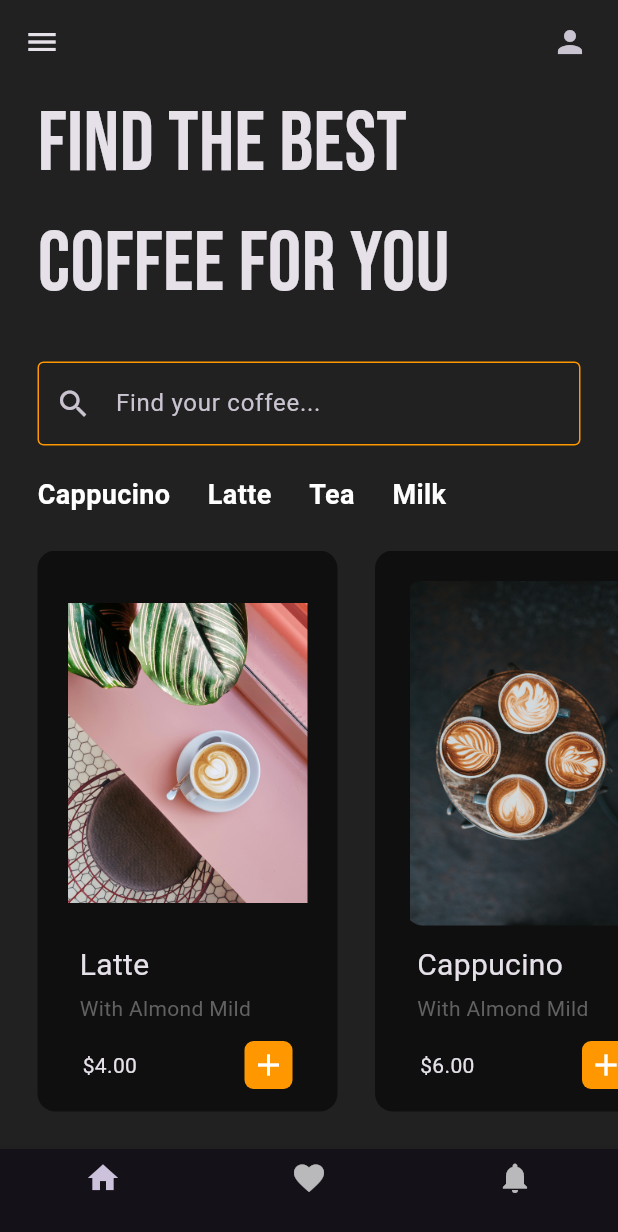
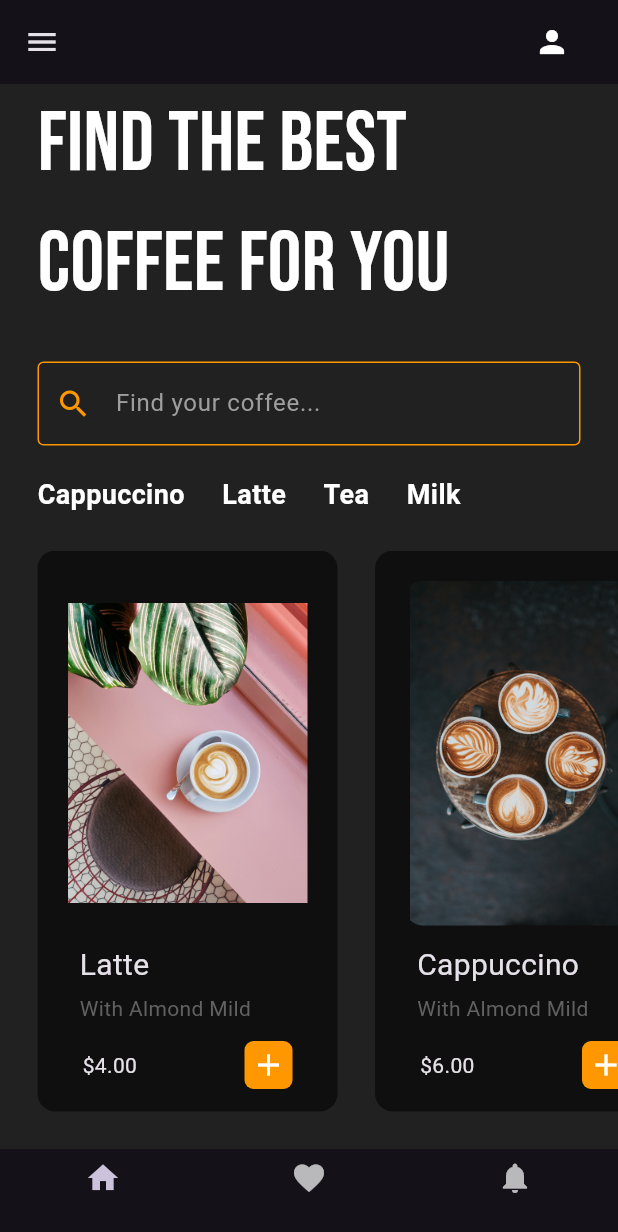
Before and after one commit to bossgghere/mocha-mingle, a Flutter app: the screen it shows after launch, on a phone screen of 412 x 824 dp. Shown: the top 1232 px of the screen. Run offline on Flutter 3.47's test engine with Material 3 defaults, Android fonts, the phone set to English and light mode, and no system bars; our stand-ins replace google_fonts.

Commit message:
aaj ka commit

```diff
--- a/lib/main.dart
+++ b/lib/main.dart
@@ -15,7 +15,9 @@ class MyApp extends StatelessWidget {
       theme: ThemeData(
         brightness: Brightness.dark,
         primarySwatch: Colors.orange,
+
       ),
+
       home: const SplashScreen(),
     );
   }
--- a/lib/pages/home.dart
+++ b/lib/pages/home.dart
@@ -1,6 +1,7 @@
 import 'package:coffee_ui/pages/fav_page.dart';
 import 'package:coffee_ui/pages/home_page.dart';
 import 'package:coffee_ui/pages/notify_page.dart';
+import 'package:coffee_ui/pages/profile.dart';
 import 'package:flutter/material.dart';
 
 class Home extends StatefulWidget {
@@ -28,7 +29,28 @@ class _HomeState extends State<Home> {
   @override
   Widget build(BuildContext context) {
     return Scaffold(
-
+      appBar: AppBar(
+        elevation: 0,
+        backgroundColor: Colors.transparent,
+        leading: const Icon(Icons.menu),
+        actions: [
+          Padding(
+            padding: const EdgeInsets.only(right: 20),
+            child: IconButton(
+              icon: const Icon(Icons.person),
+              onPressed: () {
+                Navigator.push(
+                    context,
+                    MaterialPageRoute(
+                      builder: (context) => Profile(),
+                    ));
+              },
+              color: Colors.white, // Set icon color
+              hoverColor: Colors.orange, // Optional hover color
+            ),
+          ),
+        ],
+      ),
       body: _children[_selectedIndex],
       bottomNavigationBar: BottomNavigationBar(
         currentIndex: _selectedIndex,
--- a/lib/pages/home_page.dart
+++ b/lib/pages/home_page.dart
@@ -1,3 +1,4 @@
+import 'package:coffee_ui/pages/profile.dart';
 import 'package:coffee_ui/util/coffee_tile.dart';
 import 'package:coffee_ui/util/coffee_type.dart';
 import 'package:flutter/material.dart';
@@ -11,15 +12,15 @@ class HomePage extends StatefulWidget {
 }
 
 class _HomePageState extends State<HomePage> {
-  //list of coffee types
+  // List of coffee types
   final List coffeeTypes = [
-    ['Cappucino', false],
+    ['Cappuccino', false],
     ['Latte', false],
     ['Tea', false],
     ['Milk', false],
   ];
 
-  // user tap on coffee types
+  // User tap on coffee types
   void coffeeTypeSelected(int index) {
     setState(() {
       if (coffeeTypes[index][1] == true) {
@@ -38,53 +39,41 @@ class _HomePageState extends State<HomePage> {
   Widget build(BuildContext context) {
     return Scaffold(
       backgroundColor: Colors.grey[900],
-      appBar: AppBar(
-        elevation: 0,
-        backgroundColor: Colors.transparent,
-        leading: Icon(Icons.menu),
-        actions: [
-          Padding(
-            padding: const EdgeInsets.only(right: 20),
-            child: Icon(Icons.person),
-          )
-        ],
-      ),
+
       body: Column(
+        mainAxisSize: MainAxisSize.min, // Make the Column size to its children
         children: [
-          //finding the best coffee for u
+          // Finding the best coffee for you
           Padding(
             padding: const EdgeInsets.symmetric(horizontal: 25),
             child: Text(
               'Find the best coffee for you',
-              style: GoogleFonts.bebasNeue(fontSize: 56),
+              style: GoogleFonts.bebasNeue(fontSize: 56, color: Colors.white),
             ),
           ),
-
-          SizedBox(
-            height: 25,
-          ),
-          //Search bar
+          const SizedBox(height: 25),
+          // Search bar
           Padding(
             padding: const EdgeInsets.symmetric(horizontal: 25),
             child: TextField(
-
               decoration: InputDecoration(
-                  prefixIcon: Icon(Icons.search),
+                prefixIcon: const Icon(Icons.search, color: Colors.orange),
                 hintText: 'Find your coffee...',
-                  focusedBorder: OutlineInputBorder(
+                hintStyle: const TextStyle(color: Colors.grey),
+                focusedBorder: const OutlineInputBorder(
                   borderSide: BorderSide(color: Colors.orange),
                 ),
-                  enabledBorder: OutlineInputBorder(
+                enabledBorder: const OutlineInputBorder(
                   borderSide: BorderSide(color: Colors.orange),
-                  )),
                 ),
               ),
+              style:
+                  const TextStyle(color: Colors.white), // Set input text color
+            ),
+          ),
+          const SizedBox(height: 20),
+          // Coffee types horizontal list
           SizedBox(
-            height: 20,
-          ),
-
-          // horizontal list view
-          Container(
             height: 50,
             child: ListView.builder(
               scrollDirection: Axis.horizontal,
@@ -95,15 +84,16 @@ class _HomePageState extends State<HomePage> {
                   isSelected: coffeeTypes[index][1],
                   onTap: () {
                     coffeeTypeSelected(index);
-                      });
                   },
-              )),
-
-          //horizontal list
-          Expanded(
+                );
+              },
+            ),
+          ),
+          // Horizontal coffee list with Expanded to prevent overflow
+          Flexible(
             child: ListView(
               scrollDirection: Axis.horizontal,
-              children: [
+              children: const [
                 CoffeeTile(
                   coffeeImagePath: 'lib/images/latte.jpg',
                   coffeeName: 'Latte',
@@ -111,7 +101,7 @@ class _HomePageState extends State<HomePage> {
                 ),
                 CoffeeTile(
                   coffeeImagePath: 'lib/images/coffee.jpg',
-                  coffeeName: 'Cappucino',
+                  coffeeName: 'Cappuccino',
                   coffeePrice: '\$6.00',
                 ),
                 CoffeeTile(
@@ -121,7 +111,7 @@ class _HomePageState extends State<HomePage> {
                 ),
               ],
             ),
-          )
+          ),
         ],
       ),
     );
--- a/lib/util/coffee_tile.dart
+++ b/lib/util/coffee_tile.dart
@@ -28,7 +28,7 @@ class CoffeeTile extends StatelessWidget {
           crossAxisAlignment: CrossAxisAlignment.start,
           children: [
             //coffee image
-            Container(
+            SizedBox(
               height: 230,
               width: 160,
               child: ClipRRect(
--- a/lib/util/coffee_type.dart
+++ b/lib/util/coffee_type.dart
@@ -5,7 +5,7 @@ class CoffeeType extends StatelessWidget {
   final bool isSelected;
   final VoidCallback onTap;
 
-  CoffeeType({super.key,
+  const CoffeeType({super.key,
   required this.coffeeType,
   required this.isSelected,
   required this.onTap});
```
Also changed, not shown: lib/pages/fav_page.dart (+4 -18 lines), lib/pages/notify_page.dart (+4 -18 lines), lib/pages/profile.dart (added, +37 -0 lines), 2 other files. Lines whose indentation alone changed are shown as unchanged.
